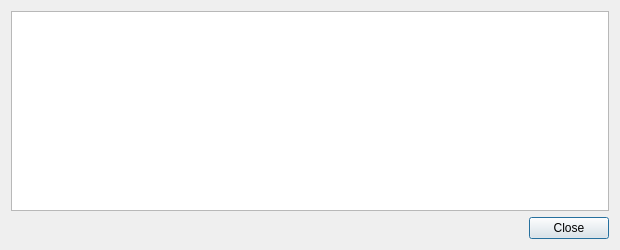
The window that src/qt/forms/transactiondescdialog.ui (CryptoCoderz/HalfMoon) describes before a commit, drawn with Qt 5.
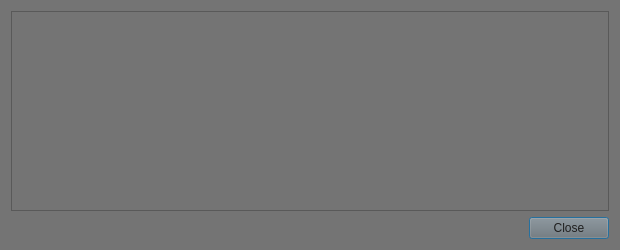
The same window after the commit.

```diff
--- a/src/qt/forms/transactiondescdialog.ui
+++ b/src/qt/forms/transactiondescdialog.ui
@@ -13,6 +13,10 @@
   <property name="windowTitle">
    <string>Transaction details</string>
   </property>
+  <property name="styleSheet">
+   <string notr="true">background-color: rgb(116, 116, 116);
+color: rgb(31, 31, 31);</string>
+  </property>
   <layout class="QVBoxLayout" name="verticalLayout">
    <item>
     <widget class="QTextEdit" name="detailText">
```
